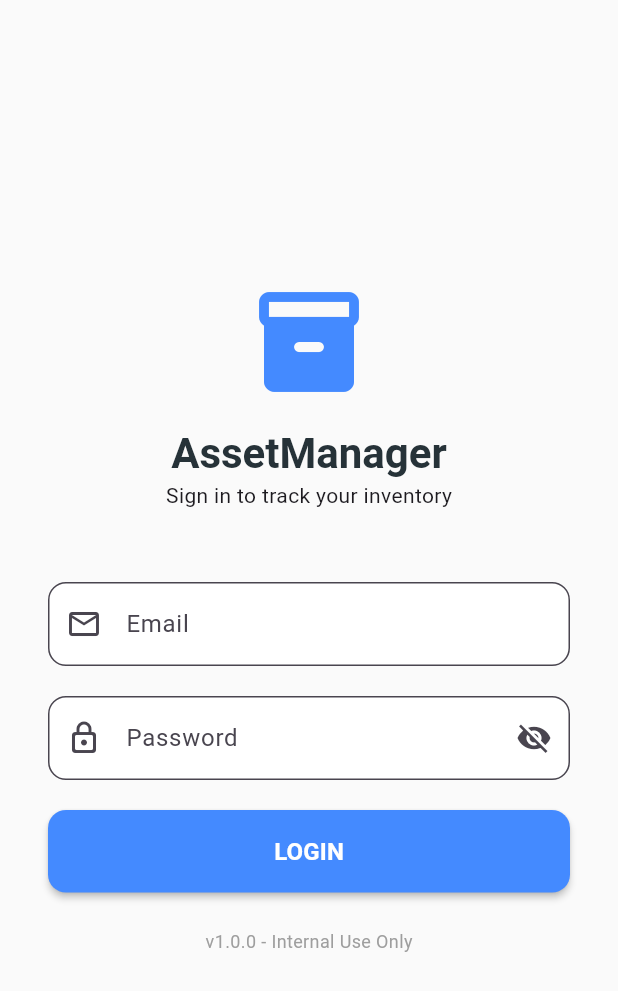
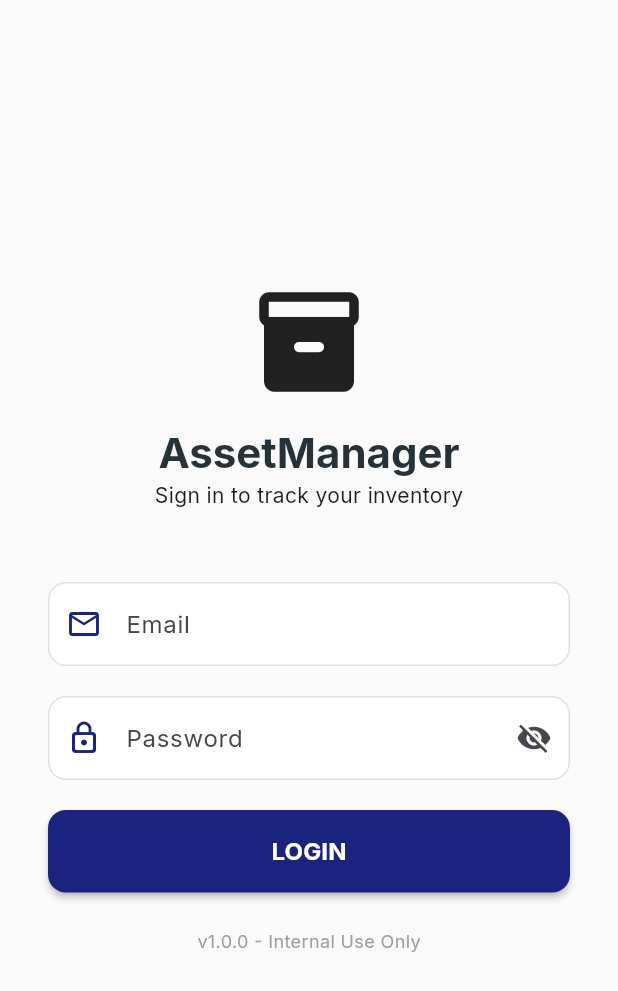
Before and after one commit to Sisshmue/Asset-Management-Mobile, a Flutter app: the screen it shows after launch, on a phone screen of 412 x 824 dp. Shown: the top 991 px of the screen. Run offline on Flutter 3.47's test engine with Material 3 defaults, Android fonts, the phone set to English and light mode, and no system bars; our stand-ins replace dio, flutter_riverpod, google_fonts, riverpod.

Commit message:
add app theme

```diff
--- /dev/null
+++ b/lib/core/utils/app_theme.dart
@@ -0,0 +1,62 @@
+import 'package:flutter/material.dart';
+import 'package:google_fonts/google_fonts.dart';
+
+class AppTheme {
+  // --- Custom Dark Blue Palette ---
+  static const Color primaryDarkBlue = Color(0xFF1A237E); // Indigo 900
+  static const Color accentBlue = Color(0xFF283593); // Indigo 800
+  static const Color surfaceLight = Color(0xFFF8F9FA); // Off-white background
+  static const Color textMain = Color(0xFF102A43); // Deep blue-grey for text
+
+  static ThemeData get lightTheme {
+    return ThemeData(
+      useMaterial3: true,
+      colorScheme: ColorScheme.fromSeed(
+        seedColor: primaryDarkBlue,
+        primary: primaryDarkBlue,
+        onPrimary: Colors.white,
+        surface: surfaceLight,
+      ),
+
+      // Setting Inter as the default font
+      textTheme: GoogleFonts.interTextTheme().copyWith(
+        displayMedium: GoogleFonts.inter(
+          fontWeight: FontWeight.bold,
+          color: textMain,
+        ),
+      ),
+
+      // Styling all InputFields globally
+      inputDecorationTheme: InputDecorationTheme(
+        filled: true,
+        fillColor: Colors.white,
+        border: OutlineInputBorder(
+          borderRadius: BorderRadius.circular(12),
+          borderSide: const BorderSide(color: Colors.grey),
+        ),
+        enabledBorder: OutlineInputBorder(
+          borderRadius: BorderRadius.circular(12),
+          borderSide: BorderSide(color: Colors.grey.shade300),
+        ),
+        focusedBorder: OutlineInputBorder(
+          borderRadius: BorderRadius.circular(12),
+          borderSide: const BorderSide(color: primaryDarkBlue, width: 2),
+        ),
+        prefixIconColor: primaryDarkBlue,
+      ),
+
+      // Styling all Buttons globally
+      elevatedButtonTheme: ElevatedButtonThemeData(
+        style: ElevatedButton.styleFrom(
+          backgroundColor: primaryDarkBlue,
+          foregroundColor: Colors.white,
+          minimumSize: const Size(double.infinity, 54),
+          shape: RoundedRectangleBorder(
+            borderRadius: BorderRadius.circular(12),
+          ),
+          elevation: 0,
+        ),
+      ),
+    );
+  }
+}
--- a/lib/features/auth/data/datasources/auth_remote_datasource.dart
+++ b/lib/features/auth/data/datasources/auth_remote_datasource.dart
@@ -2,7 +2,6 @@ import 'package:asset_management_mobile/core/network/api_exception.dart';
 import 'package:asset_management_mobile/features/auth/data/model/user_model.dart';
 import 'package:dio/dio.dart';
 import '../model/login_model.dart';
-import '../model/register_model.dart';
 
 class AuthRemoteDatasource {
   final Dio dio;
--- a/lib/features/auth/presentation/screens/login_screen.dart
+++ b/lib/features/auth/presentation/screens/login_screen.dart
@@ -41,6 +41,7 @@ class _LoginScreenState extends ConsumerState<LoginScreen> {
     ref.listen(authViewModelProvider, (previous, next) {
       next.whenOrNull(
         data: (user) {
+          if (user == null) return;
           ScaffoldMessenger.of(context).showSnackBar(
             const SnackBar(
               content: Text("Login successful"),
@@ -72,11 +73,7 @@ class _LoginScreenState extends ConsumerState<LoginScreen> {
                 mainAxisAlignment: MainAxisAlignment.center,
                 children: [
                   // --- Branding Section ---
-                  const Icon(
-                    Icons.inventory_2_rounded,
-                    size: 80,
-                    color: Colors.blueAccent,
-                  ),
+                  const Icon(Icons.inventory_2_rounded, size: 80),
                   const SizedBox(height: 16),
                   Text(
                     "AssetManager",
@@ -146,7 +143,6 @@ class _LoginScreenState extends ConsumerState<LoginScreen> {
                     child: ElevatedButton(
                       onPressed: authState.isLoading ? null : _login,
                       style: ElevatedButton.styleFrom(
-                        backgroundColor: Colors.blueAccent,
                         foregroundColor: Colors.white,
                         shape: RoundedRectangleBorder(
                           borderRadius: BorderRadius.circular(12),
--- a/lib/features/auth/presentation/viewmodel/auth_viewmodel.dart
+++ b/lib/features/auth/presentation/viewmodel/auth_viewmodel.dart
@@ -1,9 +1,7 @@
 import 'package:asset_management_mobile/features/auth/data/model/user_model.dart';
 import 'package:asset_management_mobile/features/auth/presentation/viewmodel/auth_repository_provider.dart';
 import 'package:riverpod/riverpod.dart';
-
 import '../../data/model/login_model.dart';
-import '../../data/model/register_model.dart';
 
 final authViewModelProvider = AsyncNotifierProvider<AuthViewmodel, UserModel?>(
   AuthViewmodel.new,
--- a/lib/main.dart
+++ b/lib/main.dart
@@ -1,3 +1,4 @@
+import 'package:asset_management_mobile/core/utils/app_theme.dart';
 import 'package:asset_management_mobile/features/auth/presentation/screens/login_screen.dart';
 import 'package:flutter/material.dart';
 import 'package:flutter_riverpod/flutter_riverpod.dart';
@@ -12,6 +13,8 @@ class MyApp extends StatelessWidget {
   @override
   Widget build(BuildContext context) {
     return MaterialApp(
+      debugShowCheckedModeBanner: false,
+      theme: AppTheme.lightTheme,
       title: 'Asset Management App',
       home: const LoginScreen(),
     );
--- a/pubspec.yaml
+++ b/pubspec.yaml
@@ -38,6 +38,7 @@ dependencies:
   riverpod: ^3.2.1
   flutter_secure_storage: ^10.0.0
   flutter_riverpod: ^3.3.1
+  google_fonts: ^8.0.2
 
 dev_dependencies:
   flutter_test:
```
Also changed, not shown: pubspec.lock.
